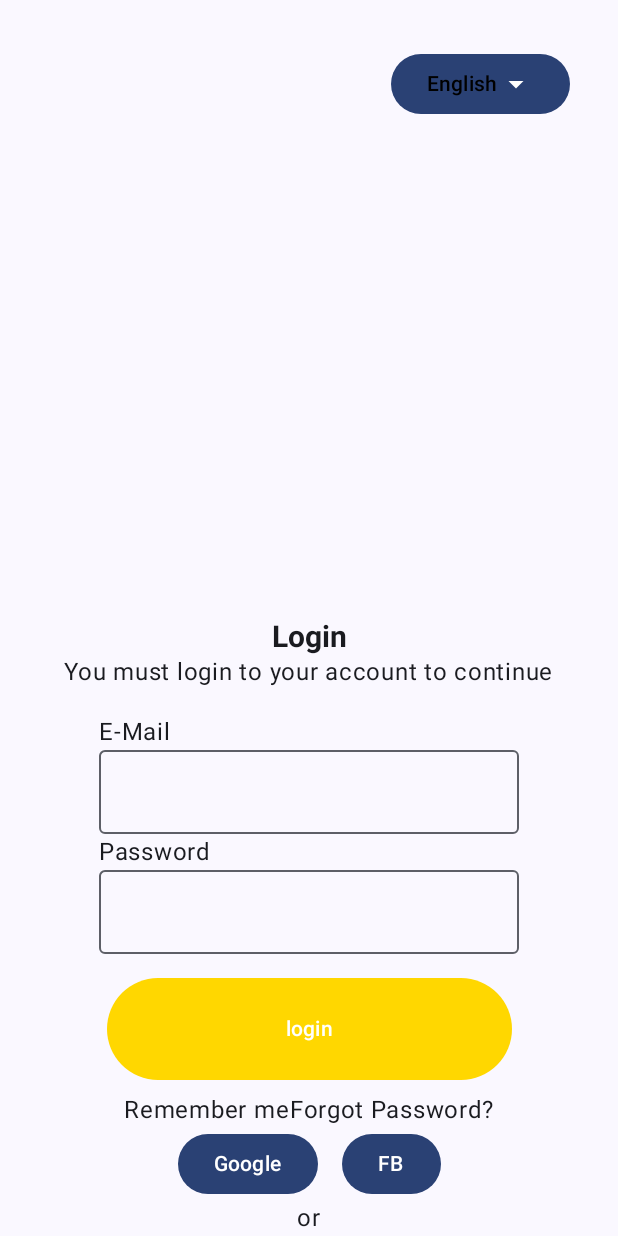
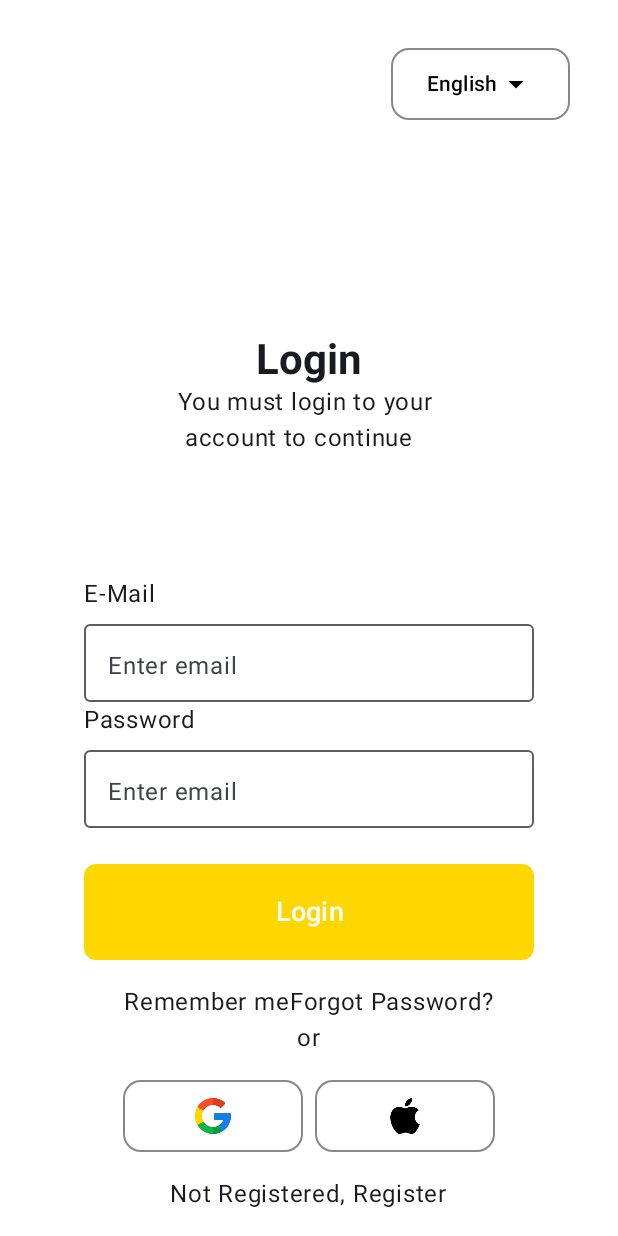
Before and after one commit to BillyRyan123/Nerdlabs-repo, an Android app built with Jetpack Compose: the screen it shows after launch (MainActivity), on a phone screen of 412 x 824 dp. Run offline under Robolectric (Android 15) with nearby library versions, the phone set to English and light mode, and no system bars.

Commit message:
Added icons and restructured the composables well

```diff
--- a/app/src/main/java/com/sammy/mylogin/MainActivity.kt
+++ b/app/src/main/java/com/sammy/mylogin/MainActivity.kt
@@ -1,18 +1,26 @@
 package com.sammy.mylogin
 
+import android.graphics.drawable.PaintDrawable
 import android.os.Bundle
+import android.text.style.BackgroundColorSpan
 import androidx.activity.ComponentActivity
 import androidx.activity.compose.setContent
+import androidx.compose.foundation.BorderStroke
 import androidx.compose.foundation.background
+import androidx.compose.foundation.border
 import androidx.compose.foundation.layout.Arrangement
 import androidx.compose.foundation.layout.Box
 import androidx.compose.foundation.layout.Column
+import androidx.compose.foundation.layout.PaddingValues
 import androidx.compose.foundation.layout.Row
 import androidx.compose.foundation.layout.Spacer
 import androidx.compose.foundation.layout.fillMaxSize
+import androidx.compose.foundation.layout.fillMaxWidth
 import androidx.compose.foundation.layout.height
 import androidx.compose.foundation.layout.padding
+import androidx.compose.foundation.layout.size
 import androidx.compose.foundation.layout.width
+import androidx.compose.foundation.shape.RoundedCornerShape
 import androidx.compose.material.icons.Icons
 import androidx.compose.material.icons.filled.ArrowDropDown
 import androidx.compose.material3.Button
@@ -27,10 +35,13 @@ import androidx.compose.material3.Surface
 import androidx.compose.material3.Text
 import androidx.compose.runtime.Composable
 import androidx.compose.ui.Alignment
+import androidx.compose.ui.Alignment.Companion.TopCenter
 import androidx.compose.ui.Modifier
 import androidx.compose.ui.graphics.Color
+import androidx.compose.ui.res.painterResource
 import androidx.compose.ui.text.TextStyle
 import androidx.compose.ui.text.font.FontWeight
+import androidx.compose.ui.text.style.TextAlign
 import androidx.compose.ui.tooling.preview.Preview
 import androidx.compose.ui.unit.dp
 import androidx.compose.ui.unit.sp
@@ -56,21 +67,32 @@ class MainActivity : ComponentActivity() {
 @Composable
 fun MyLogin(){// Start of Function
     Column (
-        modifier = Modifier.fillMaxSize(),
+        modifier = Modifier.fillMaxSize()
+            .background(Color.White),
        // verticalArrangement= Arrangement.Center,
         horizontalAlignment = Alignment.CenterHorizontally
     ){//Start of column
+
         Box(
             modifier= Modifier
                 .align(Alignment.End)
                 .padding(32.dp)
         ){// start of this box
-            Button(onClick = { /*TODO*/ }) {
+            Button(onClick = { /*TODO*/ },
+                modifier=Modifier
+                    .border(
+                        border = BorderStroke(1.dp, Color.Gray), // Outline border color and thickness
+                        shape = MaterialTheme.shapes.medium
+                    ),
+                elevation = null,
+                colors = ButtonDefaults.buttonColors(containerColor = Color(0xFFFFFFFF))
+                ) {
               Text(text = "English",
                   color=Color.Black
 
               )
-                Icon(Icons.Default.ArrowDropDown, contentDescription = "")
+                Icon(Icons.Default.ArrowDropDown, contentDescription = "",
+                    tint = Color.Black)
             }
             DropdownMenu(expanded = false , onDismissRequest = { /*TODO*/ }) {
                 DropdownMenuItem(
@@ -84,61 +106,125 @@ fun MyLogin(){// Start of Function
                 )
             }
         }//end of this box
-        Column(
-            modifier= Modifier.fillMaxSize(),
+
+         Column(
+            modifier=Modifier.background(Color.White)
+            .fillMaxSize(),
             verticalArrangement= Arrangement.Bottom,
             horizontalAlignment = Alignment.CenterHorizontally
+
         ){
+            Text(text = "Login",
+                style= TextStyle(fontSize = 28.sp, fontWeight= FontWeight.Bold)
+            )
+            Text(text = "You must login to your \n account to continue")
+             Spacer(modifier = Modifier.height(64.dp))
 
-            // Spacer(modifier = Modifier.height(128.dp))
-            Text(text = "Login",
-                style= TextStyle(fontSize = 20.sp, fontWeight= FontWeight.Bold)
-            )
-            Text(text = "You must login to your account to continue")
             Spacer(modifier = Modifier.height(16.dp))
              NewComp("E-Mail")
              NewComp("Password")
 
+             Spacer(modifier = Modifier.height(16.dp))
+
             Spacer(modifier = Modifier.height(8.dp))
             Button(onClick = { /*TODO*/ },
+                colors = ButtonDefaults.buttonColors(containerColor = Color(0xFFFFD700)),
+                shape = RoundedCornerShape(8.dp),
                 modifier = Modifier
-                    .width(302.dp)
-                    .padding(vertical = 8.dp, horizontal = 16.dp)
-                ,
-                colors = ButtonDefaults.buttonColors(containerColor = Color(0xFFFFD700))
+                    .width(300.dp)
+                    .height(64.dp),
+                contentPadding = PaddingValues(vertical = 4.dp)
             ) {
                 Box(modifier = Modifier.padding(16.dp)) { // Add padding inside the button
                     Text(
-                        text = "login",
-                        color = Color.White // Set text color to white
+                        text = "Login",
+                        color = Color.White ,
+                        fontSize = 18.sp,
+                        textAlign = TextAlign.Center,
+                        modifier = Modifier.padding(horizontal = 8.dp)
                     )
                 }
             }
+            Spacer(modifier = Modifier.height(16.dp))
             Row {// Start of row
-                Box {
                     Text(text="Remember me")
-                }
-                Spacer(modifier = Modifier.height(16.dp))
-                Box{
+                Spacer(modifier = Modifier.height(16 .dp))
                     Text(text="Forgot Password?")
-                }
 
             }// end of row
+            Text(text = "or" )
+            Spacer(modifier = Modifier.height(16.dp))
+           Column (
+               verticalArrangement = Arrangement.Bottom,
+               horizontalAlignment = Alignment.CenterHorizontally
+           ){
+               Row{
+                   Button(onClick = { /*TODO*/ },
+                       modifier= Modifier
+                           .width(120.dp)
+                           .border(
+                               border = BorderStroke(
+                                   1.dp,
+                                   Color.Gray
+                               ),
+                               shape = MaterialTheme.shapes.medium
+                           ),
+                       elevation = null,
+                       colors = ButtonDefaults.buttonColors(containerColor = Color(0xFFFFFFFF))
 
-            Row{
-                Button(onClick = { /*TODO*/ }) {
-                    Text(text = "Google")
-                }
-                Spacer(modifier = Modifier.width(16.dp))
-                Button(onClick = { /*TODO*/ }) {
-                    Text(text = "FB")
-                }
-            }
+                       ) {
+                            // Google icon
+                      Row (
+                         modifier= Modifier.fillMaxWidth(),
+                          verticalAlignment = Alignment.CenterVertically,
+                          horizontalArrangement = Arrangement.Center
+                      ){
+                          Icon(painter = painterResource(id = R.drawable.google_icon),
+                              contentDescription = "Google Image",
+                              tint = Color.Unspecified,
+                              modifier = Modifier.size(24.dp)
+                              )
+                      }
 
-            Text(text = "or" )
+                   }
+                   Spacer(modifier = Modifier.width(8.dp))
+                   Button(onClick = { /*TODO*/ },
+                       modifier= Modifier
+                           .width(120.dp)
+                           .border(
+                               border = BorderStroke(
+                                   1.dp,
+                                   Color.Gray
+                               ), // Outline border color and thickness
+                               shape = MaterialTheme.shapes.medium
+                           ),
+                       elevation = null,
+                       colors = ButtonDefaults.buttonColors(containerColor = Color(0xFFFFFFFF))
+
+                       ) {
+                       Row (
+                           modifier= Modifier.fillMaxWidth(),
+                           verticalAlignment = Alignment.CenterVertically,
+                           horizontalArrangement = Arrangement.Center
+                       ){
+                           Icon(painter = painterResource(id = R.drawable.apple_icon),
+                               contentDescription = "Apple image",
+                               tint = Color.Unspecified,
+                               modifier = Modifier.size(24.dp))
+                       }
+                   }
+               }
+               Spacer(modifier = Modifier.height(16.dp))
+               Column {
+                   Text(text = "Not Registered, Register")
+               }
+               Spacer(modifier = Modifier.height(16.dp))
+           }
 
         }
+
     }//End of column
+    Spacer(modifier = Modifier.height(16.dp))
 
 }//End of function
 
@@ -148,7 +234,12 @@ fun NewComp(title:String){
         Text(text = title,
 
             )
-        OutlinedTextField(value = "", onValueChange = {})
+        OutlinedTextField(value = "", onValueChange = {},
+            label = { Text("Enter email") },
+            modifier=Modifier
+                .width(300.dp)
+                .height(60.dp)
+        )
     }
 }
 
```
Also changed, not shown: app/src/main/res/drawable/apple_icon.png (added), app/src/main/res/drawable/google_icon.png (added), app/src/main/res/google.png (added).
